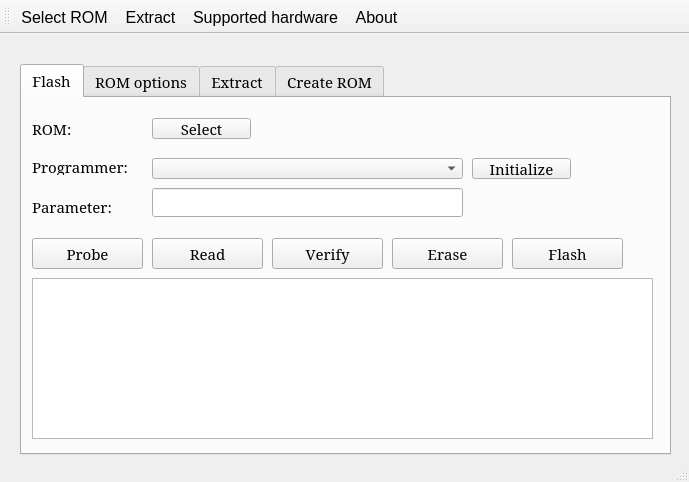
lukaszdmitrowski/coreboot_flashtool, file mainwindow.ui: the form before one commit.
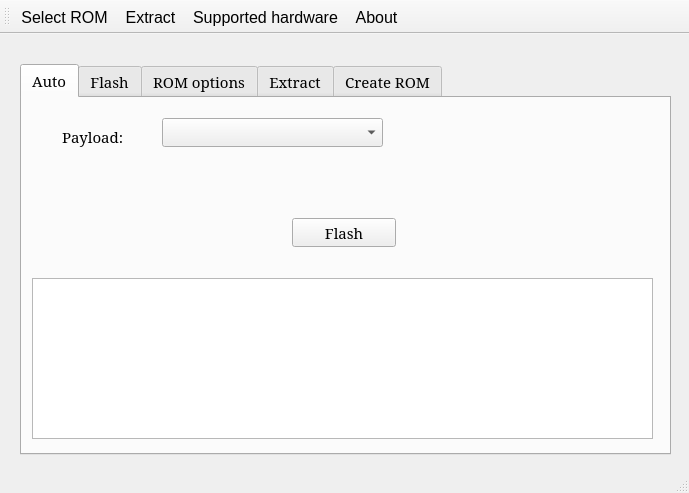
The form after the commit. Icons and pictures are not drawn.

Commit message: [ADD] Auto tab

The edit to the form file:
```diff
--- a/mainwindow.ui
+++ b/mainwindow.ui
@@ -7,7 +7,7 @@
     <x>0</x>
     <y>0</y>
     <width>689</width>
-    <height>482</height>
+    <height>493</height>
    </rect>
   </property>
   <property name="font">
@@ -64,6 +64,66 @@
     <property name="currentIndex">
      <number>0</number>
     </property>
+    <widget class="QWidget" name="tab_auto">
+     <attribute name="title">
+      <string>Auto</string>
+     </attribute>
+     <widget class="QLabel" name="l_auto_payload">
+      <property name="geometry">
+       <rect>
+        <x>40</x>
+        <y>28</y>
+        <width>91</width>
+        <height>21</height>
+       </rect>
+      </property>
+      <property name="text">
+       <string>Payload:</string>
+      </property>
+     </widget>
+     <widget class="QComboBox" name="cb_auto_sel_payload">
+      <property name="geometry">
+       <rect>
+        <x>140</x>
+        <y>20</y>
+        <width>221</width>
+        <height>29</height>
+       </rect>
+      </property>
+     </widget>
+     <widget class="QPushButton" name="b_auto_flash">
+      <property name="geometry">
+       <rect>
+        <x>270</x>
+        <y>120</y>
+        <width>104</width>
+        <height>29</height>
+       </rect>
+      </property>
+      <property name="text">
+       <string>Flash</string>
+      </property>
+     </widget>
+     <widget class="QTextEdit" name="log_auto">
+      <property name="geometry">
+       <rect>
+        <x>10</x>
+        <y>180</y>
+        <width>621</width>
+        <height>161</height>
+       </rect>
+      </property>
+      <property name="font">
+       <font>
+        <family>Sans</family>
+        <pointsize>11</pointsize>
+       </font>
+      </property>
+      <property name="cursorWidth">
+       <number>0</number>
+      </property>
+     </widget>
+    </widget>
     <widget class="QWidget" name="tab_flash">
      <attribute name="icon">
       <iconset resource="resources.qrc">
```
The commit also changes 2 other files.
